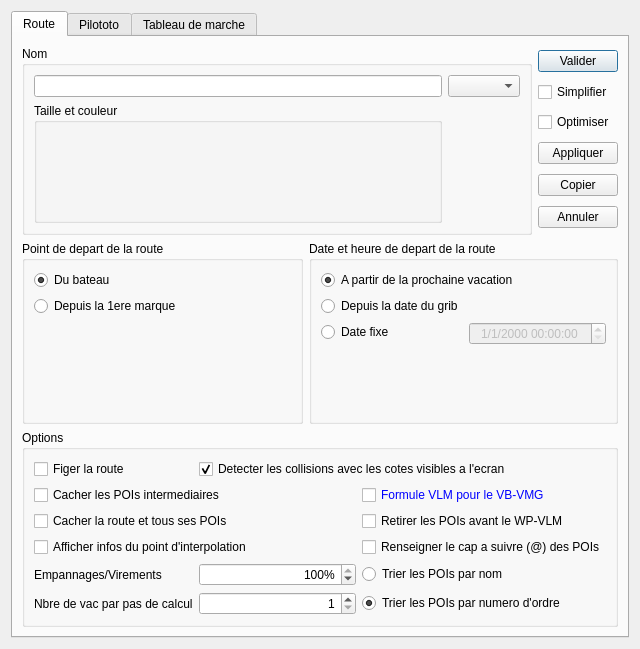
Above: src/Ui/Route_Editor.ui from nohal/qtVlm before the change. Below: the same form after it.
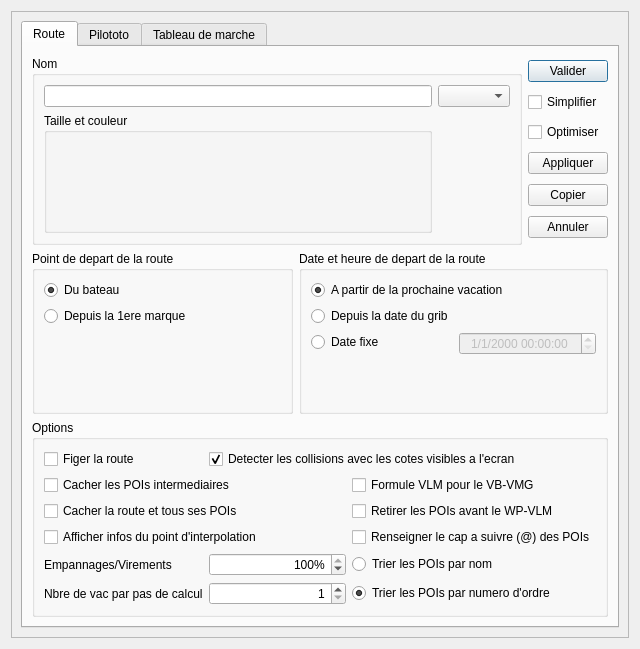
That is the form after the change.

```diff
--- a/src/Ui/Route_Editor.ui
+++ b/src/Ui/Route_Editor.ui
@@ -31,8 +31,23 @@
   <property name="windowTitle">
    <string notr="true">Route Parameters</string>
   </property>
-  <layout class="QVBoxLayout" name="verticalLayout_9">
-   <item>
+  <layout class="QGridLayout" name="gridLayout">
+   <item row="0" column="0">
+    <widget class="QScrollArea" name="scrollArea">
+     <property name="widgetResizable">
+      <bool>true</bool>
+     </property>
+     <widget class="QWidget" name="scrollAreaWidgetContents">
+      <property name="geometry">
+       <rect>
+        <x>0</x>
+        <y>0</y>
+        <width>620</width>
+        <height>629</height>
+       </rect>
+      </property>
+      <layout class="QGridLayout" name="gridLayout_2">
+       <item row="0" column="0">
     <widget class="QTabWidget" name="tabWidget">
      <property name="currentIndex">
       <number>0</number>
@@ -299,43 +314,6 @@
           </item>
           <item row="1" column="2">
            <widget class="QCheckBox" name="useVbvmgVlm">
-            <property name="palette">
-             <palette>
-              <active>
-               <colorrole role="WindowText">
-                <brush brushstyle="SolidPattern">
-                 <color alpha="255">
-                  <red>0</red>
-                  <green>0</green>
-                  <blue>255</blue>
-                 </color>
-                </brush>
-               </colorrole>
-              </active>
-              <inactive>
-               <colorrole role="WindowText">
-                <brush brushstyle="SolidPattern">
-                 <color alpha="255">
-                  <red>0</red>
-                  <green>0</green>
-                  <blue>255</blue>
-                 </color>
-                </brush>
-               </colorrole>
-              </inactive>
-              <disabled>
-               <colorrole role="WindowText">
-                <brush brushstyle="SolidPattern">
-                 <color alpha="255">
-                  <red>120</red>
-                  <green>120</green>
-                  <blue>120</blue>
-                 </color>
-                </brush>
-               </colorrole>
-              </disabled>
-             </palette>
-            </property>
             <property name="toolTip">
              <string>Ce bouton a 3 etats, selon que vous utilisez la formule qtVlm, une formule VLM optimisee, ou la formule VLM originale. La formule VLM optimisee donne en principe exactement les memes resultats que la formule non optimisee.</string>
             </property>
@@ -516,11 +494,10 @@
             </size>
            </property>
            <property name="text">
-            <string>&lt;!DOCTYPE HTML PUBLIC &quot;-//W3C//DTD HTML 4.0//EN&quot; &quot;http://www.w3.org/TR/REC-html40/strict.dtd&quot;&gt;
-&lt;html&gt;&lt;head&gt;&lt;meta name=&quot;qrichtext&quot; content=&quot;1&quot; /&gt;&lt;style type=&quot;text/css&quot;&gt;
-p, li { white-space: pre-wrap; }
-&lt;/style&gt;&lt;/head&gt;&lt;body style=&quot; font-family:'MS Shell Dlg 2'; font-size:8pt; font-weight:400; font-style:normal;&quot;&gt;
-&lt;p align=&quot;justify&quot; style=&quot; margin-top:12px; margin-bottom:12px; margin-left:0px; margin-right:0px; -qt-block-indent:0; text-indent:0px;&quot;&gt;&lt;span style=&quot; color:#ff0000;&quot;&gt;This route is not in BVMG-VLM mode so pilots orders timestamps and even route's way and trajectory might not be the same. &lt;/span&gt;&lt;/p&gt;&lt;/body&gt;&lt;/html&gt;</string>
+                <string>This route is not in BVMG-VLM mode so pilots orders timestamps and even route's way and trajectory might not be the same. </string>
+               </property>
+               <property name="alignment">
+                <set>Qt::AlignJustify|Qt::AlignVCenter</set>
            </property>
            <property name="wordWrap">
             <bool>true</bool>
@@ -780,6 +757,10 @@
            </widget>
           </item>
          </layout>
+            </widget>
+           </item>
+          </layout>
+         </widget>
         </widget>
        </item>
       </layout>
```
Lines whose indentation alone changed are shown as unchanged.
